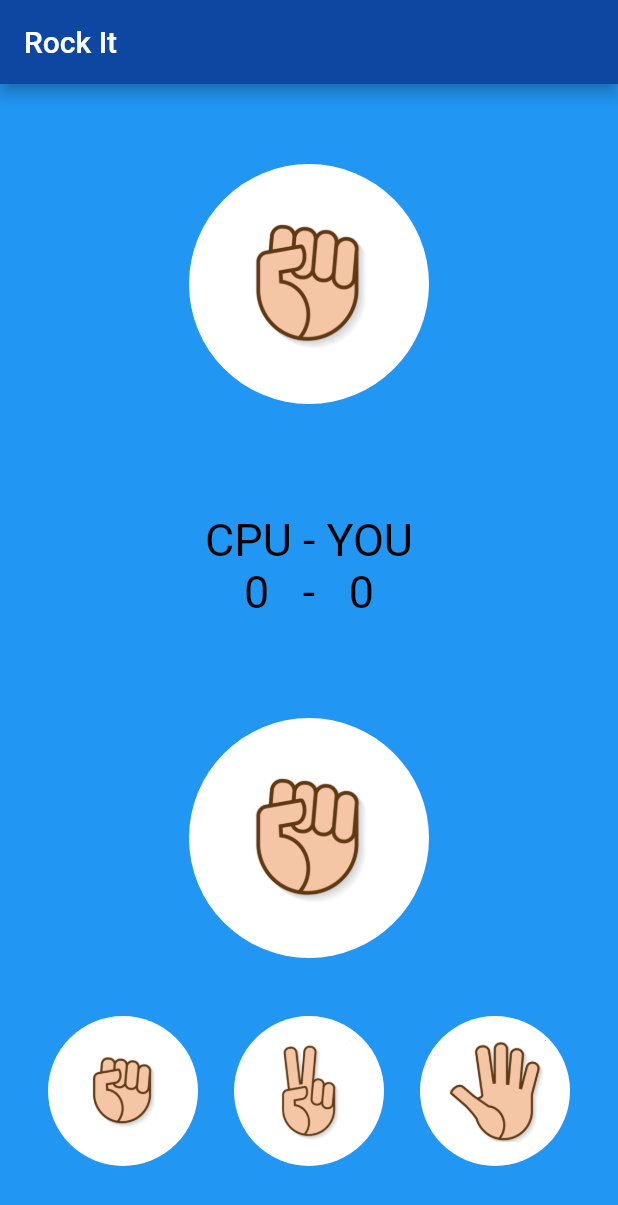
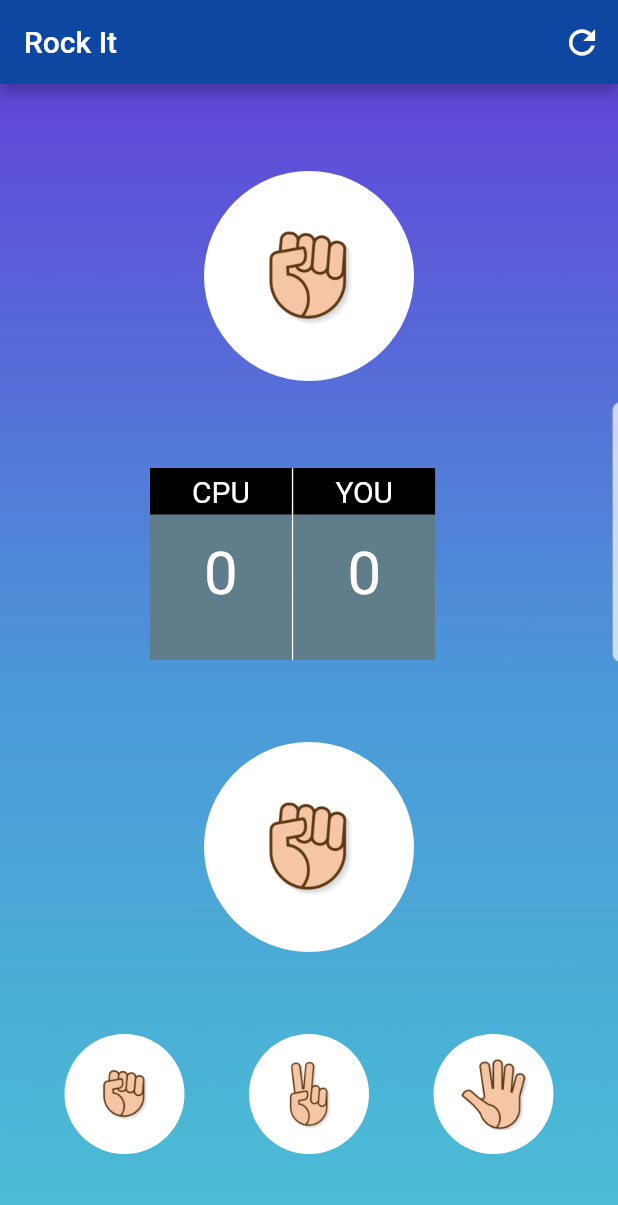
Before and after one commit to Kyoshiin/Rock-IT, a Flutter app: the screen it shows after launch, on a phone screen of 412 x 824 dp. Shown: the top 1205 px of the screen. Run offline on Flutter 3.47's test engine with Material 2 defaults, Android fonts, the phone set to English and light mode, and no system bars.

Commit message:
Updated UI.v2

```diff
--- a/lib/GameLogic.dart
+++ b/lib/GameLogic.dart
@@ -12,9 +12,8 @@ class GameLogic {
   Image getCpuhand() {
     return Image.asset(
       "images/$_cpuhand.png",
-      width: 120,
-      height: 120,
-      fit: BoxFit.cover,
+      width: 90,
+      height: 90,
     );
   }
 
@@ -25,8 +24,8 @@ class GameLogic {
   Image getPlayerhand() {
     return Image.asset(
       "images/$_playerhand.png",
-      width: 120,
-      height: 120,
+      width: 90,
+      height: 90,
     );
   }
 
@@ -51,5 +50,6 @@ class GameLogic {
 
   void reset() {
     _cpuScore = _playerScore = 0;
+    _cpuhand = _playerhand = 1;
   }
 }
--- a/lib/main.dart
+++ b/lib/main.dart
@@ -1,5 +1,6 @@
 import 'package:flutter/cupertino.dart';
 import 'package:flutter/material.dart';
+import 'package:flutter/services.dart';
 import 'package:stone_paper_scissor/GameLogic.dart';
 
 GameLogic currentgame = GameLogic();
@@ -9,21 +10,11 @@ void main() => runApp(Stone());
 class Stone extends StatelessWidget {
   @override
   Widget build(BuildContext context) {
-    return MaterialApp(
-      home: Scaffold(
-        appBar: AppBar(
-          backgroundColor: Colors.blue[900],
-          title: Text("Rock It"),
-        ),
-        backgroundColor: Colors.blue,
-        body: SafeArea(
-          child: Padding(
-            padding: const EdgeInsets.all(8.0),
-            child: GamePage(),
-          ),
-        ),
-      ),
-    );
+    SystemChrome.setPreferredOrientations([
+      DeviceOrientation.portraitUp,
+      DeviceOrientation.portraitDown,
+    ]);
+    return MaterialApp(home: GamePage());
   }
 }
 
@@ -37,14 +28,44 @@ class _GamePageState extends State<GamePage> {
   int curPlayerScore = 0;
   @override
   Widget build(BuildContext context) {
-    return Column(
+    return Scaffold(
+      appBar: AppBar(
+        backgroundColor: Colors.blue[900],
+        title: Text("Rock It"),
+        actions: <Widget>[
+          IconButton(
+            icon: Icon(
+              Icons.refresh,
+              color: Colors.white,
+              size: 26,
+            ),
+            onPressed: () {
+              setState(() {
+                curCpuScore = curPlayerScore = 0;
+                currentgame.reset();
+              });
+            },
+          ),
+        ],
+      ),
+      backgroundColor: Colors.blue,
+      body: SafeArea(
+        child: Container(
+          constraints: BoxConstraints.expand(),
+          decoration: BoxDecoration(
+            image: DecorationImage(
+              image: AssetImage("images/bck.jpg"),
+              fit: BoxFit.cover,
+            ),
+          ),
+          child: Column(
             mainAxisAlignment: MainAxisAlignment.spaceEvenly,
             children: <Widget>[
               // CPU HAND
               Expanded(
                 flex: 2,
                 child: CircleAvatar(
-            radius: 80,
+                  radius: 70,
                   backgroundColor: Colors.white,
                   child: ClipOval(
                     child: currentgame.getCpuhand(),
@@ -55,15 +76,83 @@ class _GamePageState extends State<GamePage> {
               // SCORE BOARD
               Expanded(
                 flex: 1,
-          child: Center(
+                child: Padding(
+                  padding: EdgeInsets.fromLTRB(100, 0, 0, 0),
+                  child: Row(children: <Widget>[
+                    //CPU SIDE
+                    Container(
+                      color: Colors.blueGrey,
+                      child: Column(
+                        children: <Widget>[
+                          Container(
+                            color: Colors.black,
+                            child: Padding(
+                              padding: EdgeInsets.symmetric(
+                                  horizontal: 28.0, vertical: 4),
                               child: Text(
-              "CPU - YOU\n$curCpuScore   -   $curPlayerScore",
+                                "CPU",
                                 textAlign: TextAlign.center,
                                 style: TextStyle(
-                fontSize: 30,
-                color: Colors.black,
+                                  fontSize: 20,
+                                  color: Colors.white,
                                 ),
                               ),
+                            ),
+                          ),
+                          Padding(
+                            padding: EdgeInsets.symmetric(vertical: 16.0),
+                            child: Text(
+                              "$curCpuScore",
+                              textAlign: TextAlign.center,
+                              style: TextStyle(
+                                fontSize: 40,
+                                color: Colors.white,
+                              ),
+                            ),
+                          ),
+                        ],
+                      ),
+                    ),
+                    Container(
+                      width: 1,
+                      color: Colors.white,
+                    ),
+
+                    //player side
+                    Container(
+                      color: Colors.blueGrey,
+                      child: Column(
+                        children: <Widget>[
+                          Container(
+                            color: Colors.black,
+                            child: Padding(
+                              padding: EdgeInsets.symmetric(
+                                  horizontal: 28.0, vertical: 4),
+                              child: Text(
+                                "YOU",
+                                textAlign: TextAlign.center,
+                                style: TextStyle(
+                                  fontSize: 20,
+                                  color: Colors.white,
+                                ),
+                              ),
+                            ),
+                          ),
+                          Padding(
+                            padding: EdgeInsets.symmetric(vertical: 16),
+                            child: Text(
+                              "$curPlayerScore",
+                              textAlign: TextAlign.center,
+                              style: TextStyle(
+                                fontSize: 40,
+                                color: Colors.white,
+                              ),
+                            ),
+                          ),
+                        ],
+                      ),
+                    ),
+                  ]),
                 ),
               ),
 
@@ -75,7 +164,7 @@ class _GamePageState extends State<GamePage> {
                   children: <Widget>[
                     CircleAvatar(
                       backgroundColor: Colors.white,
-                radius: 80,
+                      radius: 70,
                       child: ClipOval(
                         child: currentgame.getPlayerhand(),
                       ),
@@ -92,14 +181,18 @@ class _GamePageState extends State<GamePage> {
                 ),
               ),
             ],
+          ),
+        ),
+      ),
     );
   }
 
   Widget createbtn(int imageno) {
     return CircleAvatar(
-      radius: 50,
+      radius: 40,
       backgroundColor: Colors.white,
       child: FlatButton(
+        shape: CircleBorder(side: BorderSide(color: Colors.transparent)),
         child: Image.asset("images/$imageno.png"),
         onPressed: () {
           setState(
```
Also changed, not shown: images/bck.jpg (added), images/bck4.jpg (added). Lines whose indentation alone changed are shown as unchanged.
